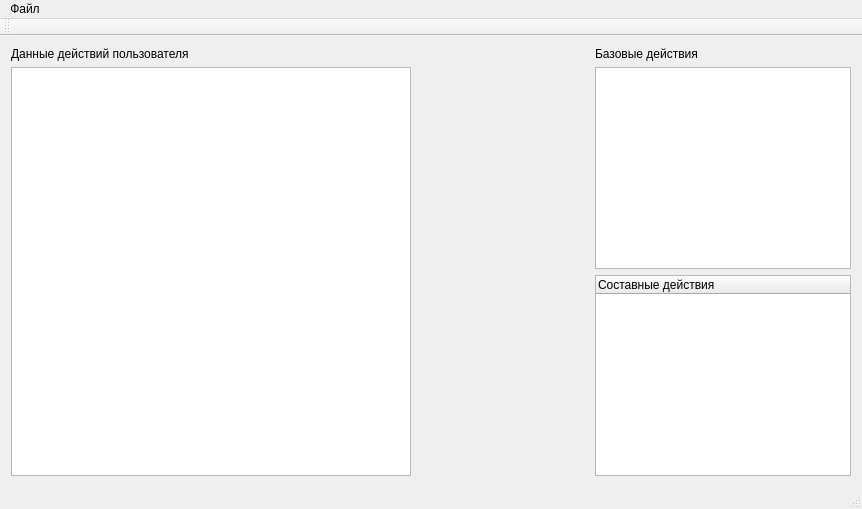
The window that userActionAnalysis/mainwindow.ui (qreal/tools) describes before a commit, drawn with Qt 5.
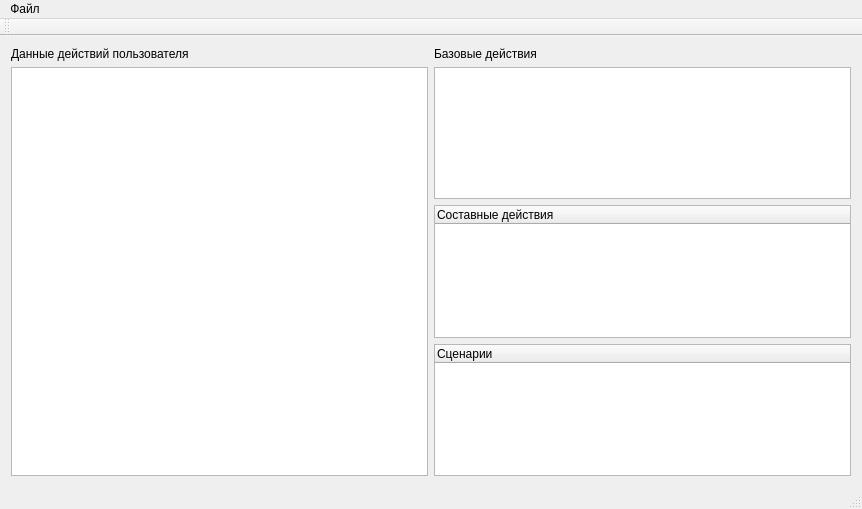
The same window after the commit.

```diff
--- a/userActionAnalysis/mainwindow.ui
+++ b/userActionAnalysis/mainwindow.ui
@@ -40,19 +40,6 @@
       </item>
      </layout>
     </item>
-    <item>
-     <spacer name="horizontalSpacer">
-      <property name="orientation">
-       <enum>Qt::Horizontal</enum>
-      </property>
-      <property name="sizeHint" stdset="0">
-       <size>
-        <width>40</width>
-        <height>20</height>
-       </size>
-      </property>
-     </spacer>
-    </item>
     <item>
      <layout class="QVBoxLayout" name="verticalLayout_2">
       <property name="leftMargin">
@@ -77,6 +64,15 @@
         </column>
        </widget>
       </item>
+      <item>
+       <widget class="QTreeWidget" name="scenarioTreeWidget">
+        <column>
+         <property name="text">
+          <string>Сценарии</string>
+         </property>
+        </column>
+       </widget>
+      </item>
      </layout>
     </item>
    </layout>
```
